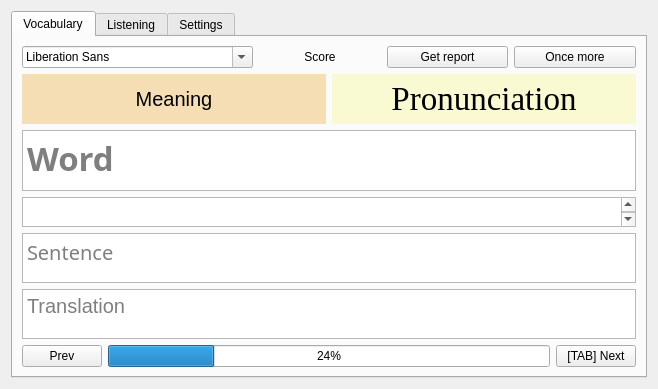
This is ui/EnglishPractice.ui in SuWeipeng/EnglishPractice as Qt 5 draws it before an edit. The edited form follows.
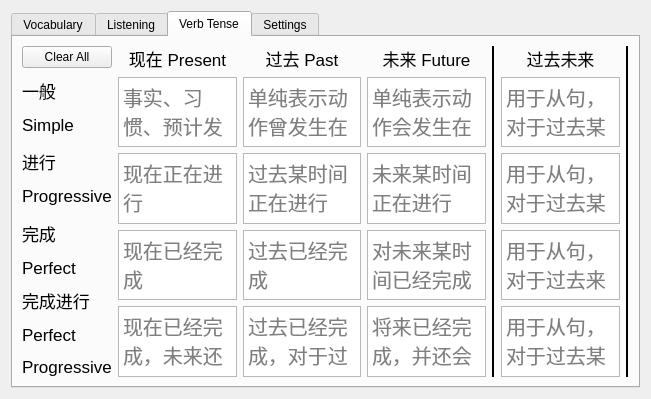
This is the edited form. The open tabs and pages were chosen to show the change.

Commit message: 加入 Verb Tense 练习

Diff of the .ui file:
```diff
--- a/ui/EnglishPractice.ui
+++ b/ui/EnglishPractice.ui
@@ -6,17 +6,15 @@
    <rect>
     <x>0</x>
     <y>0</y>
-    <width>658</width>
-    <height>389</height>
+    <width>630</width>
+    <height>397</height>
    </rect>
   </property>
   <property name="windowTitle">
    <string>EnglishPractice</string>
   </property>
-  <layout class="QHBoxLayout" name="horizontalLayout_2">
-   <item>
-    <layout class="QHBoxLayout" name="horizontalLayout">
-     <item>
+  <layout class="QGridLayout" name="gridLayout">
+   <item row="0" column="0">
       <widget class="QTabWidget" name="tabWidget">
        <property name="styleSheet">
         <string notr="true"/>
@@ -387,6 +385,388 @@
          </item>
         </layout>
        </widget>
+     <widget class="QWidget" name="tab_4">
+      <attribute name="title">
+       <string>Verb Tense</string>
+      </attribute>
+      <layout class="QHBoxLayout" name="horizontalLayout">
+       <item>
+        <layout class="QVBoxLayout" name="verticalLayout_11">
+         <item>
+          <widget class="QPushButton" name="pushButton_15">
+           <property name="text">
+            <string>Clear All</string>
+           </property>
+          </widget>
+         </item>
+         <item>
+          <widget class="QLabel" name="label_18">
+           <property name="font">
+            <font>
+             <pointsize>13</pointsize>
+            </font>
+           </property>
+           <property name="layoutDirection">
+            <enum>Qt::LeftToRight</enum>
+           </property>
+           <property name="text">
+            <string>&lt;html&gt;&lt;head/&gt;&lt;body&gt;&lt;p&gt;一般&lt;/p&gt;&lt;p&gt;Simple&lt;/p&gt;&lt;/body&gt;&lt;/html&gt;</string>
+           </property>
+          </widget>
+         </item>
+         <item>
+          <widget class="QLabel" name="label_19">
+           <property name="font">
+            <font>
+             <pointsize>13</pointsize>
+            </font>
+           </property>
+           <property name="text">
+            <string>&lt;html&gt;&lt;head/&gt;&lt;body&gt;&lt;p&gt;进行 &lt;/p&gt;&lt;p&gt;Progressive&lt;/p&gt;&lt;/body&gt;&lt;/html&gt;</string>
+           </property>
+          </widget>
+         </item>
+         <item>
+          <widget class="QLabel" name="label_20">
+           <property name="font">
+            <font>
+             <pointsize>13</pointsize>
+            </font>
+           </property>
+           <property name="text">
+            <string>&lt;html&gt;&lt;head/&gt;&lt;body&gt;&lt;p&gt;完成 &lt;/p&gt;&lt;p&gt;Perfect&lt;/p&gt;&lt;/body&gt;&lt;/html&gt;</string>
+           </property>
+          </widget>
+         </item>
+         <item>
+          <widget class="QLabel" name="label_21">
+           <property name="font">
+            <font>
+             <pointsize>13</pointsize>
+            </font>
+           </property>
+           <property name="text">
+            <string>&lt;html&gt;&lt;head/&gt;&lt;body&gt;&lt;p&gt;完成进行&lt;/p&gt;&lt;p&gt;Perfect &lt;/p&gt;&lt;p&gt;Progressive&lt;/p&gt;&lt;/body&gt;&lt;/html&gt;</string>
+           </property>
+          </widget>
+         </item>
+        </layout>
+       </item>
+       <item>
+        <layout class="QVBoxLayout" name="verticalLayout_12">
+         <item>
+          <widget class="QLabel" name="label_14">
+           <property name="font">
+            <font>
+             <pointsize>13</pointsize>
+            </font>
+           </property>
+           <property name="text">
+            <string>现在 Present</string>
+           </property>
+           <property name="alignment">
+            <set>Qt::AlignCenter</set>
+           </property>
+          </widget>
+         </item>
+         <item>
+          <widget class="QTextEdit" name="textEdit_6">
+           <property name="font">
+            <font>
+             <family>Arial Rounded MT Bold</family>
+             <pointsize>15</pointsize>
+            </font>
+           </property>
+           <property name="placeholderText">
+            <string>事实、习惯、预计发生的事</string>
+           </property>
+          </widget>
+         </item>
+         <item>
+          <widget class="QTextEdit" name="textEdit_10">
+           <property name="font">
+            <font>
+             <family>Arial Rounded MT Bold</family>
+             <pointsize>15</pointsize>
+            </font>
+           </property>
+           <property name="placeholderText">
+            <string>现在正在进行</string>
+           </property>
+          </widget>
+         </item>
+         <item>
+          <widget class="QTextEdit" name="textEdit_14">
+           <property name="font">
+            <font>
+             <family>Arial Rounded MT Bold</family>
+             <pointsize>15</pointsize>
+            </font>
+           </property>
+           <property name="placeholderText">
+            <string>现在已经完成</string>
+           </property>
+          </widget>
+         </item>
+         <item>
+          <widget class="QTextEdit" name="textEdit_18">
+           <property name="font">
+            <font>
+             <family>Arial Rounded MT Bold</family>
+             <pointsize>15</pointsize>
+            </font>
+           </property>
+           <property name="placeholderText">
+            <string>现在已经完成，未来还会继续</string>
+           </property>
+          </widget>
+         </item>
+        </layout>
+       </item>
+       <item>
+        <layout class="QVBoxLayout" name="verticalLayout_13">
+         <item>
+          <widget class="QLabel" name="label_15">
+           <property name="font">
+            <font>
+             <pointsize>13</pointsize>
+            </font>
+           </property>
+           <property name="text">
+            <string>过去 Past</string>
+           </property>
+           <property name="alignment">
+            <set>Qt::AlignCenter</set>
+           </property>
+          </widget>
+         </item>
+         <item>
+          <widget class="QTextEdit" name="textEdit_7">
+           <property name="font">
+            <font>
+             <family>Arial Rounded MT Bold</family>
+             <pointsize>15</pointsize>
+            </font>
+           </property>
+           <property name="placeholderText">
+            <string>单纯表示动作曾发生在过去而已</string>
+           </property>
+          </widget>
+         </item>
+         <item>
+          <widget class="QTextEdit" name="textEdit_11">
+           <property name="font">
+            <font>
+             <family>Arial Rounded MT Bold</family>
+             <pointsize>15</pointsize>
+            </font>
+           </property>
+           <property name="placeholderText">
+            <string>过去某时间正在进行</string>
+           </property>
+          </widget>
+         </item>
+         <item>
+          <widget class="QTextEdit" name="textEdit_15">
+           <property name="font">
+            <font>
+             <family>Arial Rounded MT Bold</family>
+             <pointsize>15</pointsize>
+            </font>
+           </property>
+           <property name="placeholderText">
+            <string>过去已经完成</string>
+           </property>
+          </widget>
+         </item>
+         <item>
+          <widget class="QTextEdit" name="textEdit_19">
+           <property name="font">
+            <font>
+             <family>Arial Rounded MT Bold</family>
+             <pointsize>15</pointsize>
+            </font>
+           </property>
+           <property name="placeholderText">
+            <string>过去已经完成，对于过去还会继续</string>
+           </property>
+          </widget>
+         </item>
+        </layout>
+       </item>
+       <item>
+        <layout class="QVBoxLayout" name="verticalLayout_14">
+         <item>
+          <widget class="QLabel" name="label_16">
+           <property name="font">
+            <font>
+             <pointsize>13</pointsize>
+            </font>
+           </property>
+           <property name="text">
+            <string>未来 Future</string>
+           </property>
+           <property name="alignment">
+            <set>Qt::AlignCenter</set>
+           </property>
+          </widget>
+         </item>
+         <item>
+          <widget class="QTextEdit" name="textEdit_8">
+           <property name="font">
+            <font>
+             <family>Arial Rounded MT Bold</family>
+             <pointsize>15</pointsize>
+            </font>
+           </property>
+           <property name="placeholderText">
+            <string>单纯表示动作会发生在未来而已</string>
+           </property>
+          </widget>
+         </item>
+         <item>
+          <widget class="QTextEdit" name="textEdit_12">
+           <property name="font">
+            <font>
+             <family>Arial Rounded MT Bold</family>
+             <pointsize>15</pointsize>
+            </font>
+           </property>
+           <property name="placeholderText">
+            <string>未来某时间正在进行</string>
+           </property>
+          </widget>
+         </item>
+         <item>
+          <widget class="QTextEdit" name="textEdit_16">
+           <property name="font">
+            <font>
+             <family>Arial Rounded MT Bold</family>
+             <pointsize>15</pointsize>
+            </font>
+           </property>
+           <property name="placeholderText">
+            <string>对未来某时间已经完成</string>
+           </property>
+          </widget>
+         </item>
+         <item>
+          <widget class="QTextEdit" name="textEdit_20">
+           <property name="font">
+            <font>
+             <family>Arial Rounded MT Bold</family>
+             <pointsize>15</pointsize>
+            </font>
+           </property>
+           <property name="placeholderText">
+            <string>将来已经完成，并还会继续</string>
+           </property>
+          </widget>
+         </item>
+        </layout>
+       </item>
+       <item>
+        <widget class="Line" name="line_3">
+         <property name="styleSheet">
+          <string notr="true"/>
+         </property>
+         <property name="frameShadow">
+          <enum>QFrame::Plain</enum>
+         </property>
+         <property name="lineWidth">
+          <number>2</number>
+         </property>
+         <property name="orientation">
+          <enum>Qt::Vertical</enum>
+         </property>
+        </widget>
+       </item>
+       <item>
+        <layout class="QVBoxLayout" name="verticalLayout_15">
+         <item>
+          <widget class="QLabel" name="label_17">
+           <property name="font">
+            <font>
+             <pointsize>13</pointsize>
+            </font>
+           </property>
+           <property name="text">
+            <string>过去未来</string>
+           </property>
+           <property name="alignment">
+            <set>Qt::AlignCenter</set>
+           </property>
+          </widget>
+         </item>
+         <item>
+          <widget class="QTextEdit" name="textEdit_9">
+           <property name="font">
+            <font>
+             <family>Arial Rounded MT Bold</family>
+             <pointsize>15</pointsize>
+            </font>
+           </property>
+           <property name="placeholderText">
+            <string>用于从句，对于过去某时来讲是未来</string>
+           </property>
+          </widget>
+         </item>
+         <item>
+          <widget class="QTextEdit" name="textEdit_13">
+           <property name="font">
+            <font>
+             <family>Arial Rounded MT Bold</family>
+             <pointsize>15</pointsize>
+            </font>
+           </property>
+           <property name="placeholderText">
+            <string>用于从句，对于过去某时来讲的未来某时正在进行</string>
+           </property>
+          </widget>
+         </item>
+         <item>
+          <widget class="QTextEdit" name="textEdit_17">
+           <property name="font">
+            <font>
+             <family>Arial Rounded MT Bold</family>
+             <pointsize>15</pointsize>
+            </font>
+           </property>
+           <property name="placeholderText">
+            <string>用于从句，对于过去来将的未来某时已经完成</string>
+           </property>
+          </widget>
+         </item>
+         <item>
+          <widget class="QTextEdit" name="textEdit_21">
+           <property name="font">
+            <font>
+             <family>Arial Rounded MT Bold</family>
+             <pointsize>15</pointsize>
+            </font>
+           </property>
+           <property name="placeholderText">
+            <string>用于从句，对于过去某时来讲的未来某时已经完成并还会继续</string>
+           </property>
+          </widget>
+         </item>
+        </layout>
+       </item>
+       <item>
+        <widget class="Line" name="line_2">
+         <property name="frameShadow">
+          <enum>QFrame::Plain</enum>
+         </property>
+         <property name="lineWidth">
+          <number>2</number>
+         </property>
+         <property name="orientation">
+          <enum>Qt::Vertical</enum>
+         </property>
+        </widget>
+       </item>
+      </layout>
+     </widget>
        <widget class="QWidget" name="tab_3">
         <attribute name="title">
          <string>Settings</string>
@@ -763,8 +1143,6 @@
         </layout>
        </widget>
       </widget>
-     </item>
-    </layout>
    </item>
   </layout>
  </widget>
```
Lines whose indentation alone changed are shown as unchanged. The commit also changes 1 other file.
